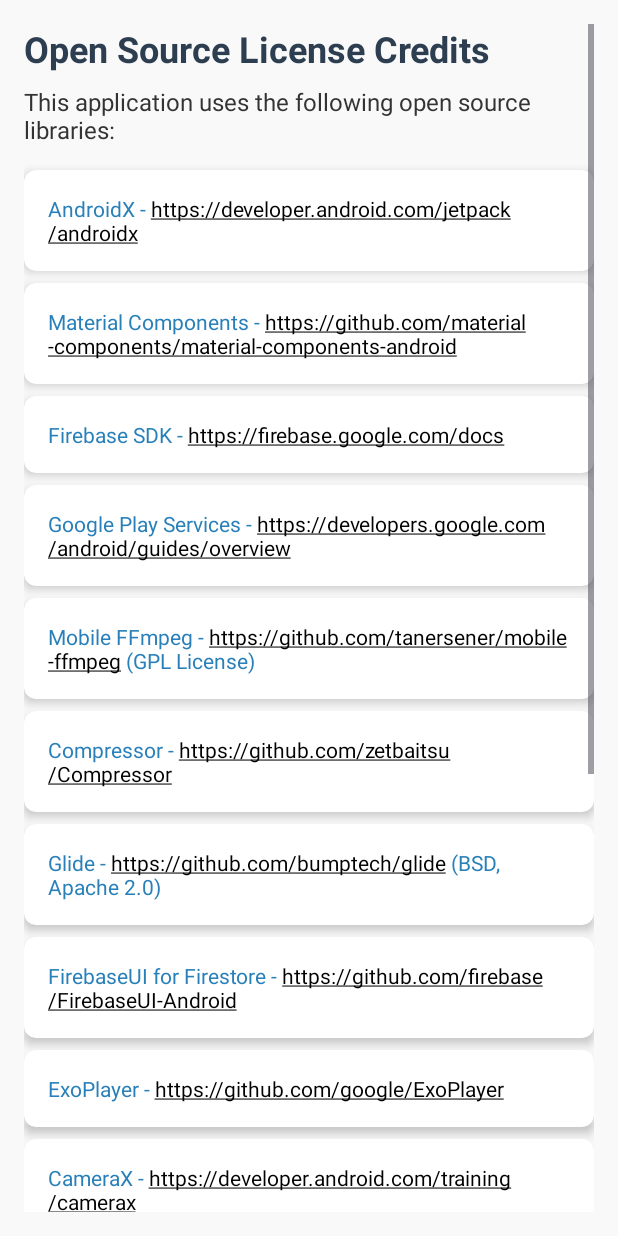
After one commit to vidbr/VidBr, an Android app: the LicencasActivity screen opened directly, with no data from a screen before it, on a phone screen of 412 x 824 dp. The commit adds this screen. Run offline under Robolectric (Android 15) with nearby library versions, the phone set to English and light mode, and no system bars.

Commit message:
Added licenses

```diff
--- a/app/src/main/AndroidManifest.xml
+++ b/app/src/main/AndroidManifest.xml
@@ -143,6 +143,11 @@
             android:exported="true" />
 
         <activity
+            android:name=".LicencasActivity"
+            android:theme="@style/Theme.VidBr.Light"
+            android:exported="true" />
+
+        <activity
             android:name=".InfoActivity"
             android:theme="@style/Theme.VidBr.Default"
             android:exported="true" />
--- a/app/src/main/java/com/video/vidbr/AboutActivity.java
+++ b/app/src/main/java/com/video/vidbr/AboutActivity.java
@@ -62,6 +62,17 @@
                 rateUsDialog.show();
             }
         });
+
+        Button licensesButton = findViewById(R.id.licenses_button);
+        licensesButton.setOnClickListener(new View.OnClickListener() {
+            @Override
+            public void onClick(View v) {
+                // Start the LicencasActivity when the button is clicked
+                Intent intent = new Intent(getApplicationContext(), LicencasActivity.class);
+                startActivity(intent);
+            }
+        });
+
     }
 
     private void openWebPage(String url) {
--- /dev/null
+++ b/app/src/main/java/com/video/vidbr/LicencasActivity.java
@@ -0,0 +1,13 @@
+package com.video.vidbr;
+
+import android.os.Bundle;
+import androidx.appcompat.app.AppCompatActivity;
+
+public class LicencasActivity extends AppCompatActivity {
+
+    @Override
+    protected void onCreate(Bundle savedInstanceState) {
+        super.onCreate(savedInstanceState);
+        setContentView(R.layout.license);
+    }
+}
--- a/app/src/main/res/layout/activity_about.xml
+++ b/app/src/main/res/layout/activity_about.xml
@@ -85,12 +85,23 @@
             android:text="@string/rate_button_text"
             android:textColor="#ffffff" />
 
+        <!-- Botão de Licenças -->
+        <Button
+            android:id="@+id/licenses_button"
+            android:layout_width="wrap_content"
+            android:layout_height="wrap_content"
+            android:layout_below="@id/rate_button"
+            android:layout_centerHorizontal="true"
+            android:layout_marginTop="16dp"
+            android:text="Licenses"
+            android:textColor="#ffffff" />
+
         <!-- Termos e Políticas -->
         <TextView
             android:id="@+id/terms_and_policies"
             android:layout_width="wrap_content"
             android:layout_height="wrap_content"
-            android:layout_below="@id/rate_button"
+            android:layout_below="@id/licenses_button"
             android:layout_marginTop="24dp"
             android:autoLink="web"
             android:text="@string/terms_and_policies"
--- /dev/null
+++ b/app/src/main/res/layout/license.xml
@@ -0,0 +1,314 @@
+<?xml version="1.0" encoding="utf-8"?>
+<ScrollView xmlns:android="http://schemas.android.com/apk/res/android"
+    xmlns:card_view="http://schemas.android.com/apk/res-auto"
+    android:layout_width="match_parent"
+    android:layout_height="match_parent"
+    android:background="#f9f9f9"
+    android:padding="16dp">
+
+    <LinearLayout
+        android:layout_width="match_parent"
+        android:layout_height="wrap_content"
+        android:orientation="vertical">
+
+        <TextView
+            android:layout_width="wrap_content"
+            android:layout_height="wrap_content"
+            android:text="Open Source License Credits"
+            android:textSize="24sp"
+            android:textStyle="bold"
+            android:textColor="#2c3e50"
+            android:layout_marginBottom="8dp" />
+
+        <TextView
+            android:layout_width="wrap_content"
+            android:layout_height="wrap_content"
+            android:text="This application uses the following open source libraries:"
+            android:textSize="16sp"
+            android:textColor="#333"
+            android:layout_marginBottom="16dp" />
+
+        <!-- Lista de bibliotecas -->
+        <androidx.cardview.widget.CardView
+            android:layout_width="match_parent"
+            android:layout_height="wrap_content"
+            android:layout_marginBottom="8dp"
+            card_view:cardCornerRadius="8dp"
+            card_view:cardElevation="4dp">
+
+            <TextView
+                android:layout_width="match_parent"
+                android:layout_height="wrap_content"
+                android:padding="16dp"
+                android:text="AndroidX - https://developer.android.com/jetpack/androidx"
+                android:textColor="#2980b9"
+                android:autoLink="web"
+                android:textSize="14sp" />
+        </androidx.cardview.widget.CardView>
+
+        <androidx.cardview.widget.CardView
+            android:layout_width="match_parent"
+            android:layout_height="wrap_content"
+            android:layout_marginBottom="8dp"
+            card_view:cardCornerRadius="8dp"
+            card_view:cardElevation="4dp">
+
+            <TextView
+                android:layout_width="match_parent"
+                android:layout_height="wrap_content"
+                android:padding="16dp"
+                android:text="Material Components - https://github.com/material-components/material-components-android"
+                android:textColor="#2980b9"
+                android:autoLink="web"
+                android:textSize="14sp" />
+        </androidx.cardview.widget.CardView>
+
+        <androidx.cardview.widget.CardView
+            android:layout_width="match_parent"
+            android:layout_height="wrap_content"
+            android:layout_marginBottom="8dp"
+            card_view:cardCornerRadius="8dp"
+            card_view:cardElevation="4dp">
+
+            <TextView
+                android:layout_width="match_parent"
+                android:layout_height="wrap_content"
+                android:padding="16dp"
+                android:text="Firebase SDK - https://firebase.google.com/docs"
+                android:textColor="#2980b9"
+                android:autoLink="web"
+                android:textSize="14sp" />
+        </androidx.cardview.widget.CardView>
+
+        <androidx.cardview.widget.CardView
+            android:layout_width="match_parent"
+            android:layout_height="wrap_content"
+            android:layout_marginBottom="8dp"
+            card_view:cardCornerRadius="8dp"
+            card_view:cardElevation="4dp">
+
+            <TextView
+                android:layout_width="match_parent"
+                android:layout_height="wrap_content"
+                android:padding="16dp"
+                android:text="Google Play Services - https://developers.google.com/android/guides/overview"
+                android:textColor="#2980b9"
+                android:autoLink="web"
+                android:textSize="14sp" />
+        </androidx.cardview.widget.CardView>
+
+        <androidx.cardview.widget.CardView
+            android:layout_width="match_parent"
+            android:layout_height="wrap_content"
+            android:layout_marginBottom="8dp"
+            card_view:cardCornerRadius="8dp"
+            card_view:cardElevation="4dp">
+
+            <TextView
+                android:layout_width="match_parent"
+                android:layout_height="wrap_content"
+                android:padding="16dp"
+                android:text="Mobile FFmpeg - https://github.com/tanersener/mobile-ffmpeg (GPL License)"
+                android:textColor="#2980b9"
+                android:autoLink="web"
+                android:textSize="14sp" />
+        </androidx.cardview.widget.CardView>
+
+        <androidx.cardview.widget.CardView
+            android:layout_width="match_parent"
+            android:layout_height="wrap_content"
+            android:layout_marginBottom="8dp"
+            card_view:cardCornerRadius="8dp"
+            card_view:cardElevation="4dp">
+
+            <TextView
+                android:layout_width="match_parent"
+                android:layout_height="wrap_content"
+                android:padding="16dp"
+                android:text="Compressor - https://github.com/zetbaitsu/Compressor"
+                android:textColor="#2980b9"
+                android:autoLink="web"
+                android:textSize="14sp" />
+        </androidx.cardview.widget.CardView>
+
+        <androidx.cardview.widget.CardView
+            android:layout_width="match_parent"
+            android:layout_height="wrap_content"
+            android:layout_marginBottom="8dp"
+            card_view:cardCornerRadius="8dp"
+            card_view:cardElevation="4dp">
+
+            <TextView
+                android:layout_width="match_parent"
+                android:layout_height="wrap_content"
+                android:padding="16dp"
+                android:text="Glide - https://github.com/bumptech/glide (BSD, Apache 2.0)"
+                android:textColor="#2980b9"
+                android:autoLink="web"
+                android:textSize="14sp" />
+        </androidx.cardview.widget.CardView>
+
+        <androidx.cardview.widget.CardView
+            android:layout_width="match_parent"
+            android:layout_height="wrap_content"
+            android:layout_marginBottom="8dp"
+            card_view:cardCornerRadius="8dp"
+            card_view:cardElevation="4dp">
+
+            <TextView
+                android:layout_width="match_parent"
+                android:layout_height="wrap_content"
+                android:padding="16dp"
+                android:text="FirebaseUI for Firestore - https://github.com/firebase/FirebaseUI-Android"
+                android:textColor="#2980b9"
+                android:autoLink="web"
+                android:textSize="14sp" />
+        </androidx.cardview.widget.CardView>
+
+        <androidx.cardview.widget.CardView
+            android:layout_width="match_parent"
+            android:layout_height="wrap_content"
+            android:layout_marginBottom="8dp"
+            card_view:cardCornerRadius="8dp"
+            card_view:cardElevation="4dp">
+
+            <TextView
+                android:layout_width="match_parent"
+                android:layout_height="wrap_content"
+                android:padding="16dp"
+                android:text="ExoPlayer - https://github.com/google/ExoPlayer"
+                android:textColor="#2980b9"
+                android:autoLink="web"
+                android:textSize="14sp" />
+        </androidx.cardview.widget.CardView>
+
+        <androidx.cardview.widget.CardView
+            android:layout_width="match_parent"
+            android:layout_height="wrap_content"
+            android:layout_marginBottom="8dp"
+            card_view:cardCornerRadius="8dp"
+            card_view:cardElevation="4dp">
+
+            <TextView
+                android:layout_width="match_parent"
+                android:layout_height="wrap_content"
+                android:padding="16dp"
+                android:text="CameraX - https://developer.android.com/training/camerax"
+                android:textColor="#2980b9"
+                android:autoLink="web"
+                android:textSize="14sp" />
+        </androidx.cardview.widget.CardView>
+
+        <androidx.cardview.widget.CardView
+            android:layout_width="match_parent"
+            android:layout_height="wrap_content"
+            android:layout_marginBottom="8dp"
+            card_view:cardCornerRadius="8dp"
+            card_view:cardElevation="4dp">
+
+            <TextView
+                android:layout_width="match_parent"
+                android:layout_height="wrap_content"
+                android:padding="16dp"
+                android:text="Google Ads SDK - https://developers.google.com/admob/android"
+                android:textColor="#2980b9"
+                android:autoLink="web"
+                android:textSize="14sp" />
+        </androidx.cardview.widget.CardView>
+
+        <androidx.cardview.widget.CardView
+            android:layout_width="match_parent"
+            android:layout_height="wrap_content"
+            android:layout_marginBottom="8dp"
+            card_view:cardCornerRadius="8dp"
+            card_view:cardElevation="4dp">
+
+            <TextView
+                android:layout_width="match_parent"
+                android:layout_height="wrap_content"
+                android:padding="16dp"
+                android:text="Gson - https://github.com/google/gson"
+                android:textColor="#2980b9"
+                android:autoLink="web"
+                android:textSize="14sp" />
+        </androidx.cardview.widget.CardView>
+
+        <androidx.cardview.widget.CardView
+            android:layout_width="match_parent"
+            android:layout_height="wrap_content"
+            android:layout_marginBottom="8dp"
+            card_view:cardCornerRadius="8dp"
+            card_view:cardElevation="4dp">
+
+            <TextView
+                android:layout_width="match_parent"
+                android:layout_height="wrap_content"
+                android:padding="16dp"
+                android:text="OkHttp - https://square.github.io/okhttp/"
+                android:textColor="#2980b9"
+                android:autoLink="web"
+                android:textSize="14sp" />
+        </androidx.cardview.widget.CardView>
+
+        <androidx.cardview.widget.CardView
+            android:layout_width="match_parent"
+            android:layout_height="wrap_content"
+            android:layout_marginBottom="8dp"
+            card_view:cardCornerRadius="8dp"
+            card_view:cardElevation="4dp">
+
+            <TextView
+                android:layout_width="match_parent"
+                android:layout_height="wrap_content"
+                android:padding="16dp"
+                android:text="JUnit - https://junit.org/junit4/"
+                android:textColor="#2980b9"
+                android:autoLink="web"
+                android:textSize="14sp" />
+        </androidx.cardview.widget.CardView>
+
+        <androidx.cardview.widget.CardView
+            android:layout_width="match_parent"
+            android:layout_height="wrap_content"
+            android:layout_marginBottom="8dp"
+            card_view:cardCornerRadius="8dp"
+            card_view:cardElevation="4dp">
+
+            <TextView
+                android:layout_width="match_parent"
+                android:layout_height="wrap_content"
+                android:padding="16dp"
+                android:text="Espresso - https://developer.android.com/training/testing/espresso"
+                android:textColor="#2980b9"
+                android:autoLink="web"
+                android:textSize="14sp" />
+        </androidx.cardview.widget.CardView>
+
+        <androidx.cardview.widget.CardView
+            android:layout_width="match_parent"
+            android:layout_height="wrap_content"
+            android:layout_marginBottom="16dp"
+            card_view:cardCornerRadius="8dp"
+            card_view:cardElevation="4dp">
+
+            <TextView
+                android:layout_width="match_parent"
+                android:layout_height="wrap_content"
+                android:padding="16dp"
+                android:text="Kotlin Stdlib - https://kotlinlang.org/"
+                android:textColor="#2980b9"
+                android:autoLink="web"
+                android:textSize="14sp" />
+        </androidx.cardview.widget.CardView>
+
+        <!-- Rodapé -->
+        <TextView
+            android:layout_width="wrap_content"
+            android:layout_height="wrap_content"
+            android:text="All rights belong to their respective authors and projects. See the licenses in the official repositories."
+            android:textSize="14sp"
+            android:textColor="#555"
+            android:layout_marginTop="16dp"
+            android:layout_marginBottom="24dp" />
+    </LinearLayout>
+</ScrollView>
```
